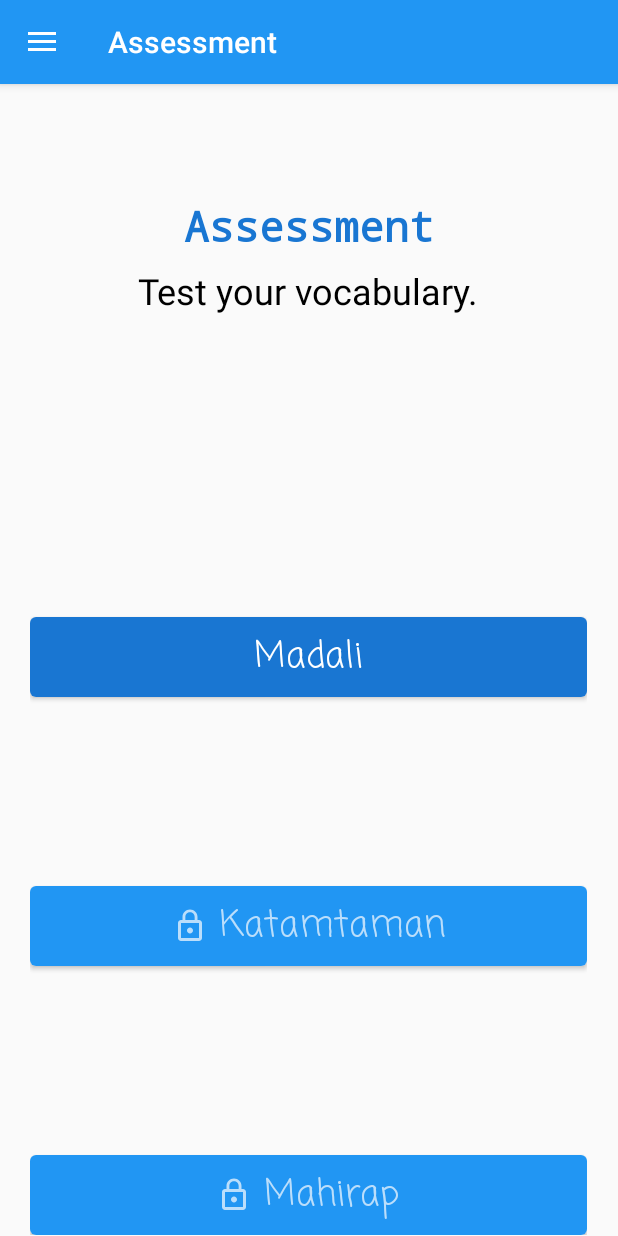
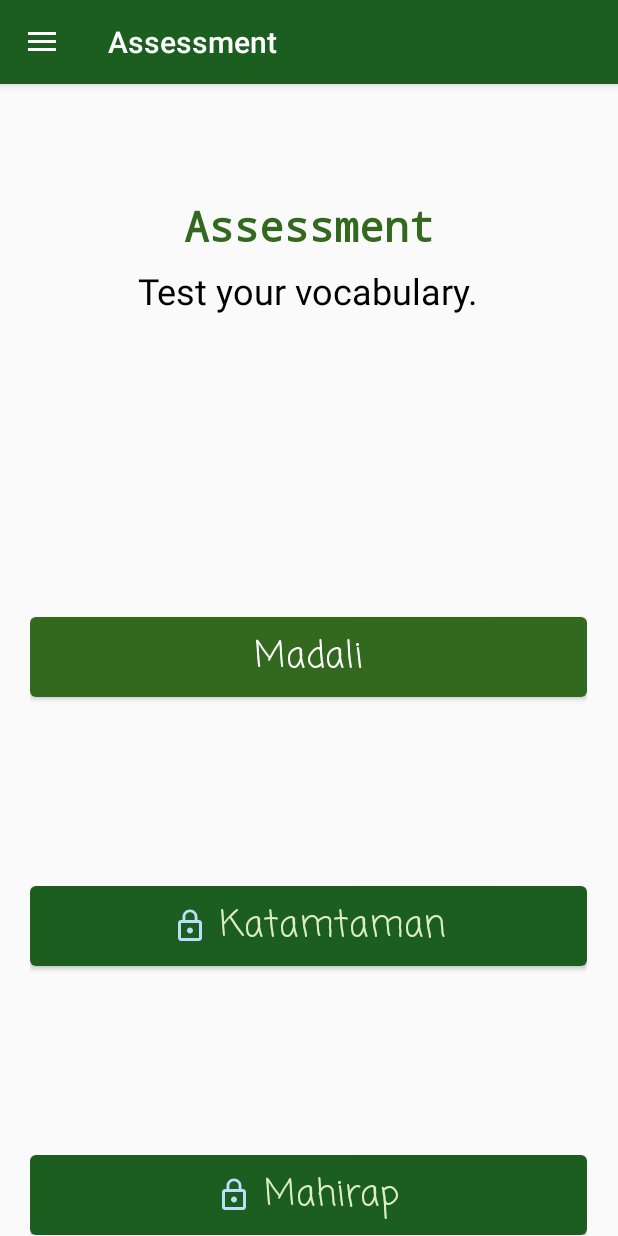
Before and after one commit to philipborbon/e-rotc, an Android app: the screen it shows after launch (MainActivity), in the side drawer, after a tap on "Assessment", on a phone screen of 412 x 824 dp. Run offline under Robolectric (Android 15) with nearby library versions, the phone set to English and light mode, and no system bars; our stand-ins replace Room's generated code; libraries missing offline, so code that uses them is left out: de.siegmar.fastcsv; 3 statements that could not run were skipped.

Commit message:
Updated resources and color set

```diff
--- a/app/src/main/res/drawable/ic_search_gray.xml
+++ /dev/null
@@ -1,5 +0,0 @@
-<vector android:height="32dp" android:tint="#9E9E9E"
-    android:viewportHeight="24.0" android:viewportWidth="24.0"
-    android:width="32dp" xmlns:android="http://schemas.android.com/apk/res/android">
-    <path android:fillColor="#FF000000" android:pathData="M15.5,14h-0.79l-0.28,-0.27C15.41,12.59 16,11.11 16,9.5 16,5.91 13.09,3 9.5,3S3,5.91 3,9.5 5.91,16 9.5,16c1.61,0 3.09,-0.59 4.23,-1.57l0.27,0.28v0.79l5,4.99L20.49,19l-4.99,-5zM9.5,14C7.01,14 5,11.99 5,9.5S7.01,5 9.5,5 14,7.01 14,9.5 11.99,14 9.5,14z"/>
-</vector>
--- a/app/src/main/res/layout/layout_button_locked.xml
+++ b/app/src/main/res/layout/layout_button_locked.xml
@@ -30,7 +30,7 @@
             android:textSize="@dimen/text_large"
             android:textAllCaps="false"
             android:fontFamily="casual"
-            android:textColor="@color/colorBlue100"/>
+            android:textColor="@color/color100"/>
 
     </LinearLayout>
 
--- a/app/src/main/res/values/colors.xml
+++ b/app/src/main/res/values/colors.xml
@@ -1,19 +1,18 @@
 <?xml version="1.0" encoding="utf-8"?>
 <resources>
-    <color name="ic_launcher_background">#1976D2</color>
+    <color name="ic_launcher_background">#33691E</color>
 
-    <color name="colorPrimary">#2196F3</color>
-    <color name="colorPrimaryDark">#1976D2</color>
-    <color name="colorAccent">#2196F3</color>
+    <color name="colorPrimary">#1B5E20</color>
+    <color name="colorPrimaryDark">#33691E</color>
+    <color name="colorAccent">#1B5E20</color>
 
     <color name="colorWhite">#FFFFFF</color>
     <color name="colorBlack">#000000</color>
 
-    <color name="colorBlue100">#BBDEFB</color>
-    <color name="colorBlue300">#64B5F6</color>
+    <color name="color100">#DCEDC8</color>
     <color name="colorRed500">#F44336</color>
 
-    <color name="splashBackgroundColor">#1976D2</color>
+    <color name="splashBackgroundColor">#33691E</color>
 
     <color name="colorGray500">#9E9E9E</color>
 </resources>
--- a/app/src/main/res/values/dimens.xml
+++ b/app/src/main/res/values/dimens.xml
@@ -4,7 +4,6 @@
     <dimen name="activity_vertical_margin">16dp</dimen>
     <dimen name="nav_header_vertical_spacing">8dp</dimen>
     <dimen name="nav_header_height">176dp</dimen>
-    <dimen name="fab_margin">16dp</dimen>
 
     <dimen name="parent_content_padding">8dp</dimen>
     <dimen name="general_content_padding">8dp</dimen>
@@ -20,5 +19,4 @@
     <dimen name="text_medium">20sp</dimen>
     <dimen name="text_small">16sp</dimen>
     <dimen name="card_radius">4dp</dimen>
-    <dimen name="result_label">110dp</dimen>
 </resources>
```
Also changed, not shown: app/src/main/res/values/drawables.xml (+1 -8 lines).
